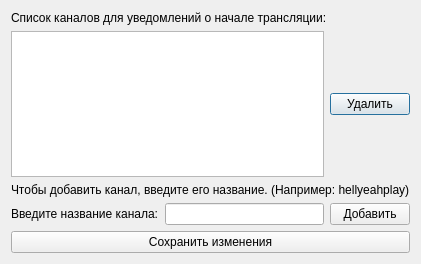
Old version of the form dialogsettings.ui in the repository yur000/StreamNotifier.
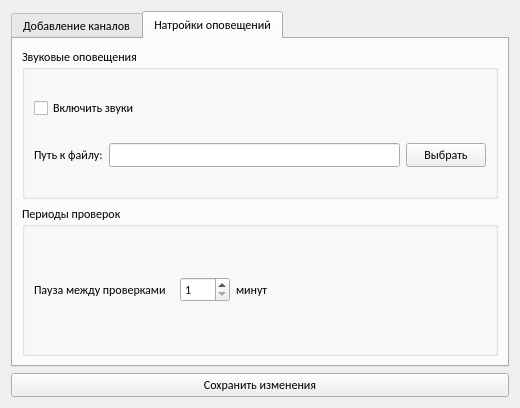
New version of the form.

Commit message: Added notifications settings, version 0.2

Diff of the .ui file:
```diff
--- a/dialogsettings.ui
+++ b/dialogsettings.ui
@@ -6,32 +6,74 @@
    <rect>
     <x>0</x>
     <y>0</y>
-    <width>414</width>
-    <height>264</height>
+    <width>520</width>
+    <height>408</height>
    </rect>
   </property>
+  <property name="minimumSize">
+   <size>
+    <width>464</width>
+    <height>353</height>
+   </size>
+  </property>
+  <property name="maximumSize">
+   <size>
+    <width>596</width>
+    <height>16777215</height>
+   </size>
+  </property>
+  <property name="font">
+   <font>
+    <family>Calibri</family>
+    <pointsize>9</pointsize>
+   </font>
+  </property>
+  <property name="contextMenuPolicy">
+   <enum>Qt::DefaultContextMenu</enum>
+  </property>
   <property name="windowTitle">
    <string>Dialog</string>
   </property>
+  <property name="autoFillBackground">
+   <bool>false</bool>
+  </property>
+  <property name="styleSheet">
+   <string notr="true"/>
+  </property>
+  <property name="sizeGripEnabled">
+   <bool>false</bool>
+  </property>
+  <property name="modal">
+   <bool>false</bool>
+  </property>
+  <layout class="QVBoxLayout" name="verticalLayout">
+   <item>
+    <widget class="QTabWidget" name="tabWidget">
+     <property name="tabShape">
+      <enum>QTabWidget::Rounded</enum>
+     </property>
+     <property name="currentIndex">
+      <number>1</number>
+     </property>
+     <widget class="QWidget" name="addChannelTab">
+      <attribute name="title">
+       <string>Добавление каналов</string>
+      </attribute>
   <layout class="QGridLayout" name="gridLayout">
    <item row="0" column="0">
-    <widget class="QLabel" name="label_2">
-     <property name="text">
+        <widget class="QGroupBox" name="groupBox">
+         <property name="title">
       <string>Список каналов для уведомлений о начале трансляции:</string>
      </property>
-    </widget>
-   </item>
-   <item row="2" column="0">
-    <widget class="QLabel" name="label_3">
-     <property name="text">
-      <string>Чтобы добавить канал, введите его название. (Например: hellyeahplay)</string>
-     </property>
-    </widget>
-   </item>
-   <item row="1" column="0">
+         <layout class="QVBoxLayout" name="verticalLayout_2">
+          <item>
     <layout class="QHBoxLayout" name="horizontalLayout">
      <item>
-      <widget class="QListWidget" name="listOfChannels"/>
+             <widget class="QListWidget" name="listOfChannels">
+              <property name="styleSheet">
+               <string notr="true"/>
+              </property>
+             </widget>
      </item>
      <item>
       <widget class="QPushButton" name="deleteChannel">
@@ -42,6 +84,22 @@
      </item>
     </layout>
    </item>
+         </layout>
+        </widget>
+       </item>
+       <item row="1" column="0">
+        <widget class="QLabel" name="label_3">
+         <property name="maximumSize">
+          <size>
+           <width>486</width>
+           <height>16777215</height>
+          </size>
+         </property>
+         <property name="text">
+          <string>Чтобы добавить канал, введите его название. (Например: yur000)</string>
+         </property>
+        </widget>
+       </item>
    <item row="3" column="0">
     <layout class="QHBoxLayout" name="horizontalLayout_2">
      <item>
@@ -52,10 +110,17 @@
       </widget>
      </item>
      <item>
-      <widget class="QLineEdit" name="channelName"/>
+          <widget class="QLineEdit" name="channelName">
+           <property name="styleSheet">
+            <string notr="true"/>
+           </property>
+          </widget>
      </item>
      <item>
       <widget class="QPushButton" name="addChannel">
+           <property name="styleSheet">
+            <string notr="true"/>
+           </property>
        <property name="text">
         <string>Добавить</string>
        </property>
@@ -63,7 +128,123 @@
      </item>
     </layout>
    </item>
-   <item row="4" column="0">
+      </layout>
+     </widget>
+     <widget class="QWidget" name="settingsTab">
+      <attribute name="title">
+       <string>Натройки оповещений</string>
+      </attribute>
+      <layout class="QVBoxLayout" name="verticalLayout_5">
+       <item>
+        <widget class="QGroupBox" name="groupBox_2">
+         <property name="title">
+          <string>Звуковые оповещения</string>
+         </property>
+         <layout class="QVBoxLayout" name="verticalLayout_3">
+          <item>
+           <widget class="QCheckBox" name="isSound">
+            <property name="text">
+             <string>Включить звуки</string>
+            </property>
+            <property name="checked">
+             <bool>false</bool>
+            </property>
+           </widget>
+          </item>
+          <item>
+           <layout class="QHBoxLayout" name="horizontalLayout_3">
+            <item>
+             <widget class="QLabel" name="soundPathText">
+              <property name="enabled">
+               <bool>true</bool>
+              </property>
+              <property name="text">
+               <string>Путь к файлу:</string>
+              </property>
+             </widget>
+            </item>
+            <item>
+             <widget class="QLineEdit" name="soundPath">
+              <property name="text">
+               <string/>
+              </property>
+              <property name="readOnly">
+               <bool>true</bool>
+              </property>
+             </widget>
+            </item>
+            <item>
+             <widget class="QPushButton" name="callFileDialog">
+              <property name="text">
+               <string>Выбрать</string>
+              </property>
+             </widget>
+            </item>
+           </layout>
+          </item>
+         </layout>
+        </widget>
+       </item>
+       <item>
+        <widget class="QGroupBox" name="groupBox_3">
+         <property name="title">
+          <string>Периоды проверок</string>
+         </property>
+         <layout class="QHBoxLayout" name="horizontalLayout_5">
+          <item>
+           <layout class="QHBoxLayout" name="horizontalLayout_4">
+            <item>
+             <widget class="QLabel" name="label_2">
+              <property name="maximumSize">
+               <size>
+                <width>140</width>
+                <height>16777215</height>
+               </size>
+              </property>
+              <property name="text">
+               <string>Пауза между проверками</string>
+              </property>
+             </widget>
+            </item>
+            <item>
+             <widget class="QSpinBox" name="minutesToCheck">
+              <property name="minimumSize">
+               <size>
+                <width>0</width>
+                <height>0</height>
+               </size>
+              </property>
+              <property name="maximumSize">
+               <size>
+                <width>50</width>
+                <height>16777215</height>
+               </size>
+              </property>
+              <property name="minimum">
+               <number>1</number>
+              </property>
+              <property name="maximum">
+               <number>999</number>
+              </property>
+             </widget>
+            </item>
+            <item>
+             <widget class="QLabel" name="label_4">
+              <property name="text">
+               <string>минут</string>
+              </property>
+             </widget>
+            </item>
+           </layout>
+          </item>
+         </layout>
+        </widget>
+       </item>
+      </layout>
+     </widget>
+    </widget>
+   </item>
+   <item>
     <widget class="QPushButton" name="saveButton">
      <property name="text">
       <string>Сохранить изменения</string>
```
Left out of the diff: 5 changed lines with no effect on the pictures. Lines whose indentation alone changed are shown as unchanged. The commit also changes 2 other files.
